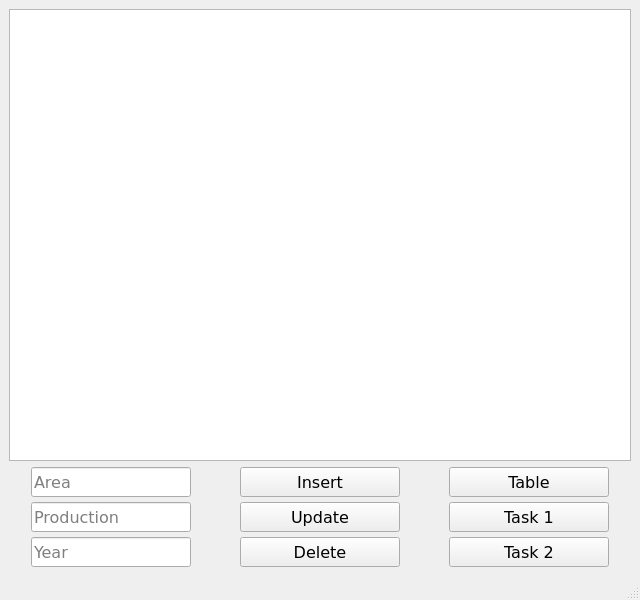
Before: the Qt Designer form client/mainwindow.ui in Kropyva/QtClientServerSql_ProducingSunflower, drawn with Qt 5.
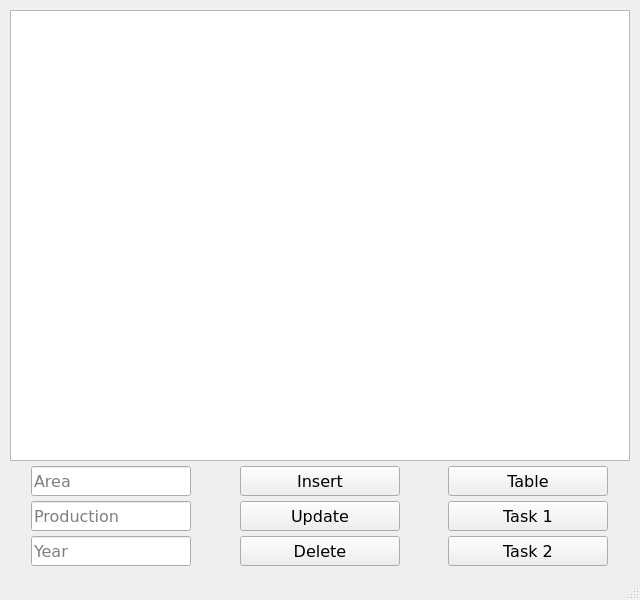
After: the same form once the commit is applied.

Commit message: Updated the main vertical layout.

Patch:
```diff
--- a/client/mainwindow.ui
+++ b/client/mainwindow.ui
@@ -20,7 +20,22 @@
    <string>Client</string>
   </property>
   <widget class="QWidget" name="centralwidget">
-   <layout class="QVBoxLayout" name="verticalLayout_4">
+   <layout class="QVBoxLayout" name="verticalLayout" stretch="1,0">
+    <property name="spacing">
+     <number>5</number>
+    </property>
+    <property name="leftMargin">
+     <number>10</number>
+    </property>
+    <property name="topMargin">
+     <number>10</number>
+    </property>
+    <property name="rightMargin">
+     <number>10</number>
+    </property>
+    <property name="bottomMargin">
+     <number>10</number>
+    </property>
     <item>
      <widget class="QTableView" name="tableView"/>
     </item>
```
